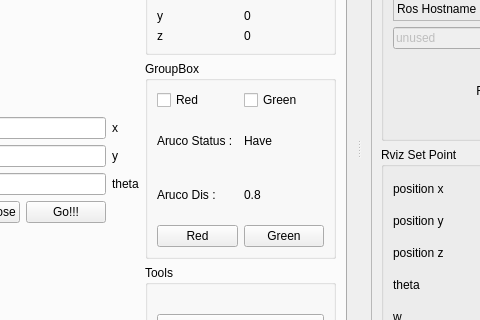
The window that racecar_cloud/ui/main_window.ui (weihaoysgs/racecar-cloud-ws) describes before a commit, drawn with Qt 5; both pictures show x 485 to 965 and y 207 to 527 of the 1172 by 713 pixel window.
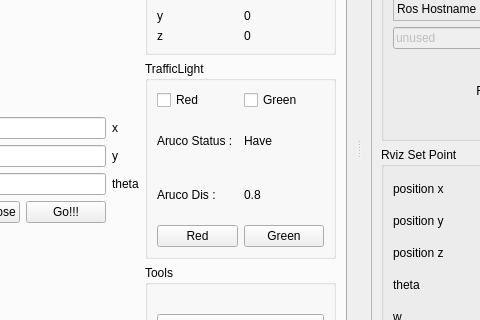
The same window after the commit. Icons and pictures are not drawn.

Commit message: 删除一些注释

```diff
--- a/racecar_cloud/ui/main_window.ui
+++ b/racecar_cloud/ui/main_window.ui
@@ -465,7 +465,7 @@
               <item>
                <widget class="QGroupBox" name="groupBox_5">
                 <property name="title">
-                 <string>GroupBox</string>
+                 <string>TrafficLight</string>
                 </property>
                 <layout class="QVBoxLayout" name="verticalLayout_25">
                  <item>
```
Left out of the diff: 18 changed lines with no effect on the pictures. The commit also changes 1 other file.
